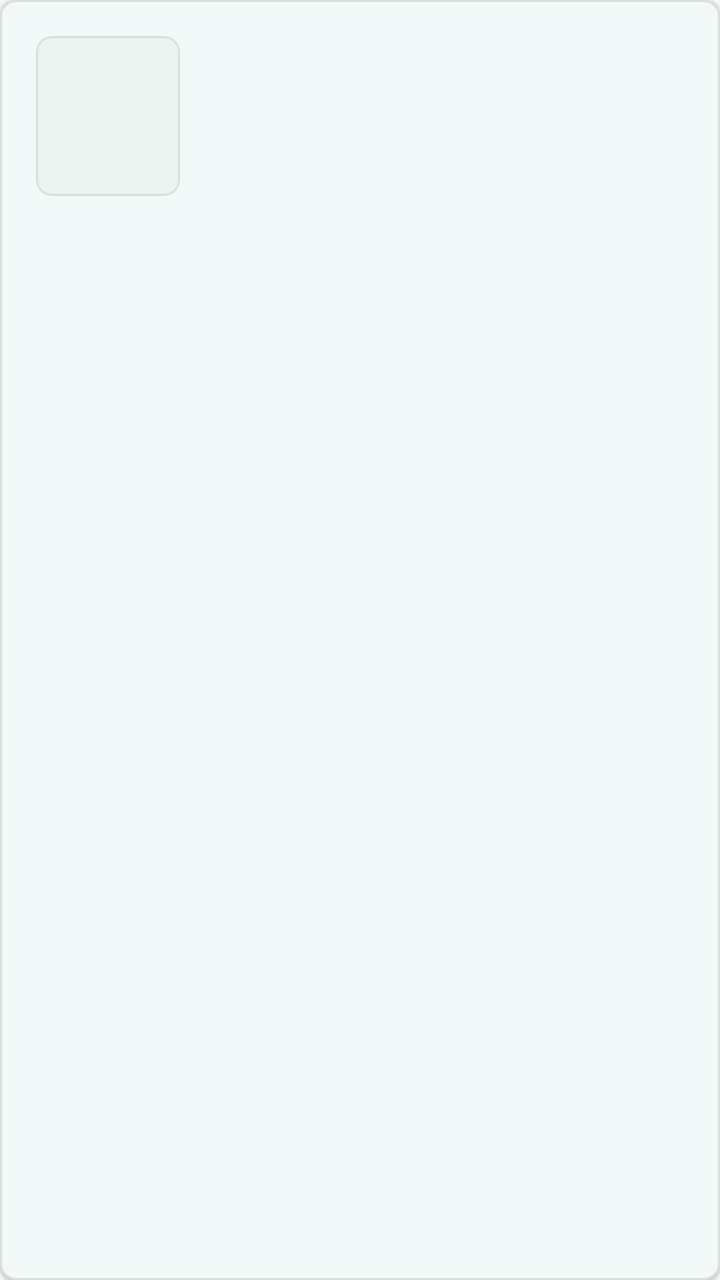
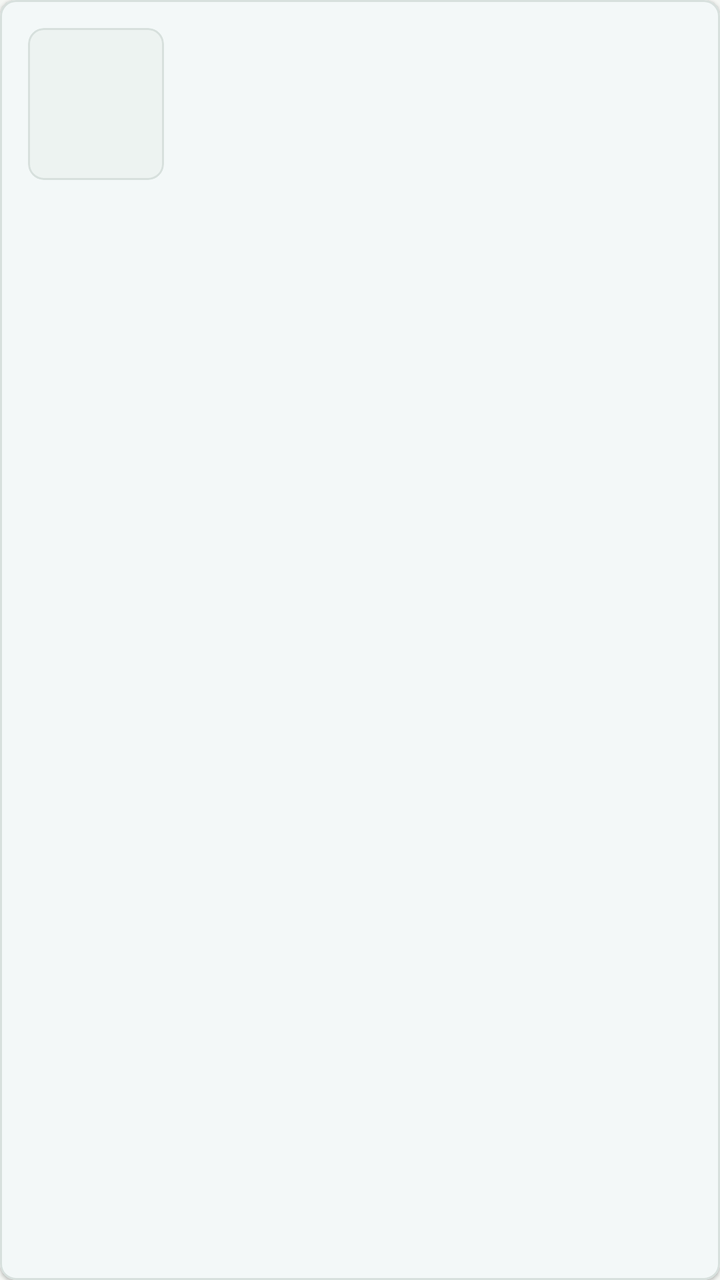

Screens rendered from an Android XML layout before and after an edit, with the pre-edit source and the edit as a unified diff.
<!-- AndroidManifest.xml: application theme Theme.SmartFitApp -->
<!-- res/layout/item_image.xml -->
<?xml version="1.0" encoding="utf-8"?>
<com.google.android.material.card.MaterialCardView
    xmlns:android="http://schemas.android.com/apk/res/android"
    xmlns:app="http://schemas.android.com/apk/res-auto"
    android:layout_width="match_parent"
    android:layout_height="wrap_content"
    android:layout_marginStart="8dp"
    android:layout_marginEnd="8dp"
    android:layout_marginTop="4dp"
    android:layout_marginBottom="4dp"
    app:cardElevation="1dp"
    app:cardCornerRadius="@dimen/card_radius"
    app:strokeColor="@color/outline_variant"
    app:strokeWidth="1dp"
    app:cardBackgroundColor="@color/surface">

    <LinearLayout
        android:layout_width="match_parent"
        android:layout_height="wrap_content"
        android:orientation="horizontal"
        android:gravity="center_vertical"
        android:padding="@dimen/card_padding">

        <CheckBox
            android:id="@+id/selectCheckbox"
            android:layout_width="40dp"
            android:layout_height="40dp"
            android:visibility="gone" />

        <com.google.android.material.card.MaterialCardView
            android:layout_width="72dp"
            android:layout_height="80dp"
            app:cardCornerRadius="@dimen/small_radius"
            app:cardElevation="0dp"
            app:cardBackgroundColor="@color/image_placeholder">

            <ImageView
                android:id="@+id/thumbnail"
                android:layout_width="match_parent"
                android:layout_height="match_parent"
                android:scaleType="fitCenter"
                android:padding="4dp"
                android:contentDescription="Photo thumbnail" />

        </com.google.android.material.card.MaterialCardView>

        <LinearLayout
            android:layout_width="0dp"
            android:layout_weight="1"
            android:layout_height="wrap_content"
            android:orientation="vertical"
            android:layout_marginStart="@dimen/card_padding"
            android:layout_marginEnd="@dimen/small_gap">

            <TextView
                android:id="@+id/imageType"
                android:layout_width="wrap_content"
                android:layout_height="wrap_content"
                android:textSize="14sp"
                android:textStyle="bold"
                android:textColor="@color/on_surface"
                android:maxLines="2"
                android:ellipsize="end" />

            <TextView
                android:id="@+id/createdAt"
                android:layout_width="wrap_content"
                android:layout_height="wrap_content"
                android:layout_marginTop="4dp"
                android:textSize="12sp"
                android:textColor="@color/on_surface_variant" />
        </LinearLayout>

    </LinearLayout>

</com.google.android.material.card.MaterialCardView>
<!-- resources referenced by this layout -->
<resources>
  <color name="image_placeholder">#EDF3F1</color>
  <color name="on_surface">#162326</color>
  <color name="on_surface_variant">#61706F</color>
  <color name="outline_variant">#D7E0DD</color>
  <color name="surface">#FFFFFF</color>
  <dimen name="card_padding">18dp</dimen>
  <dimen name="card_radius">8dp</dimen>
  <dimen name="small_gap">8dp</dimen>
  <dimen name="small_radius">8dp</dimen>
  <style name="Theme.SmartFitApp" parent="Base.Theme.SmartFitApp" />
  <style name="Base.Theme.SmartFitApp" parent="Theme.Material3.DayNight.NoActionBar">
          <item name="colorPrimary">@color/primary</item>
          <item name="colorOnPrimary">@color/on_primary</item>
          <item name="colorPrimaryContainer">@color/primary_container</item>
          <item name="colorOnPrimaryContainer">@color/on_primary_container</item>
          <item name="colorSecondary">@color/secondary</item>
          <item name="colorOnSecondary">@color/on_secondary</item>
          <item name="colorSecondaryContainer">@color/secondary_container</item>
          <item name="colorOnSecondaryContainer">@color/on_secondary_container</item>
          <item name="android:colorBackground">@color/background</item>
          <item name="colorSurface">@color/surface</item>
          <item name="colorOnSurface">@color/on_surface</item>
          <item name="colorSurfaceVariant">@color/surface_variant</item>
          <item name="colorOnSurfaceVariant">@color/on_surface_variant</item>
          <item name="colorError">@color/error</item>
          <item name="colorOnError">@color/on_error</item>
          <item name="colorErrorContainer">@color/error_container</item>
          <item name="colorOnErrorContainer">@color/on_error_container</item>
          <item name="colorOutline">@color/outline</item>
          <item name="colorOutlineVariant">@color/outline_variant</item>
      </style>
  <color name="primary">#1B7F79</color>
  <color name="on_primary">#FFFFFF</color>
  <color name="primary_container">#D7F2EE</color>
  <color name="on_primary_container">#052927</color>
  <color name="secondary">#B85C38</color>
  <color name="on_secondary">#FFFFFF</color>
  <color name="secondary_container">#FFE2D5</color>
  <color name="on_secondary_container">#3D1608</color>
  <color name="background">#F5F7F4</color>
  <color name="surface_variant">#E8F0ED</color>
  <color name="error">#B3261E</color>
  <color name="on_error">#FFFFFF</color>
  <color name="error_container">#F9DEDC</color>
  <color name="on_error_container">#410E0B</color>
  <color name="outline">#8EA09D</color>
</resources>

<!-- the commit's change to res/layout/item_image.xml (unified diff, before → after) -->
@@ -6,8 +6,8 @@
     android:layout_height="wrap_content"
     android:layout_marginStart="8dp"
     android:layout_marginEnd="8dp"
-    android:layout_marginTop="4dp"
-    android:layout_marginBottom="4dp"
+    android:layout_marginTop="2dp"
+    android:layout_marginBottom="2dp"
     app:cardElevation="1dp"
     app:cardCornerRadius="@dimen/card_radius"
     app:strokeColor="@color/outline_variant"
@@ -19,7 +19,7 @@
         android:layout_height="wrap_content"
         android:orientation="horizontal"
         android:gravity="center_vertical"
-        android:padding="@dimen/card_padding">
+        android:padding="14dp">
 
         <CheckBox
             android:id="@+id/selectCheckbox"
@@ -28,8 +28,8 @@
             android:visibility="gone" />
 
         <com.google.android.material.card.MaterialCardView
-            android:layout_width="72dp"
-            android:layout_height="80dp"
+            android:layout_width="68dp"
+            android:layout_height="76dp"
             app:cardCornerRadius="@dimen/small_radius"
             app:cardElevation="0dp"
             app:cardBackgroundColor="@color/image_placeholder">
@@ -49,14 +49,14 @@
             android:layout_weight="1"
             android:layout_height="wrap_content"
             android:orientation="vertical"
-            android:layout_marginStart="@dimen/card_padding"
-            android:layout_marginEnd="@dimen/small_gap">
+            android:layout_marginStart="12dp"
+            android:layout_marginEnd="6dp">
 
             <TextView
                 android:id="@+id/imageType"
                 android:layout_width="wrap_content"
                 android:layout_height="wrap_content"
-                android:textSize="14sp"
+                android:textSize="13sp"
                 android:textStyle="bold"
                 android:textColor="@color/on_surface"
                 android:maxLines="2"
@@ -66,8 +66,8 @@
                 android:id="@+id/createdAt"
                 android:layout_width="wrap_content"
                 android:layout_height="wrap_content"
-                android:layout_marginTop="4dp"
-                android:textSize="12sp"
+                android:layout_marginTop="2dp"
+                android:textSize="11sp"
                 android:textColor="@color/on_surface_variant" />
         </LinearLayout>
 
<!-- resource entries referenced after the edit -->
@@ -5,9 +5,7 @@
   <color name="on_surface_variant">#61706F</color>
   <color name="outline_variant">#D7E0DD</color>
   <color name="surface">#FFFFFF</color>
-  <dimen name="card_padding">18dp</dimen>
   <dimen name="card_radius">8dp</dimen>
-  <dimen name="small_gap">8dp</dimen>
   <dimen name="small_radius">8dp</dimen>
   <style name="Theme.SmartFitApp" parent="Base.Theme.SmartFitApp" />
   <style name="Base.Theme.SmartFitApp" parent="Theme.Material3.DayNight.NoActionBar">
